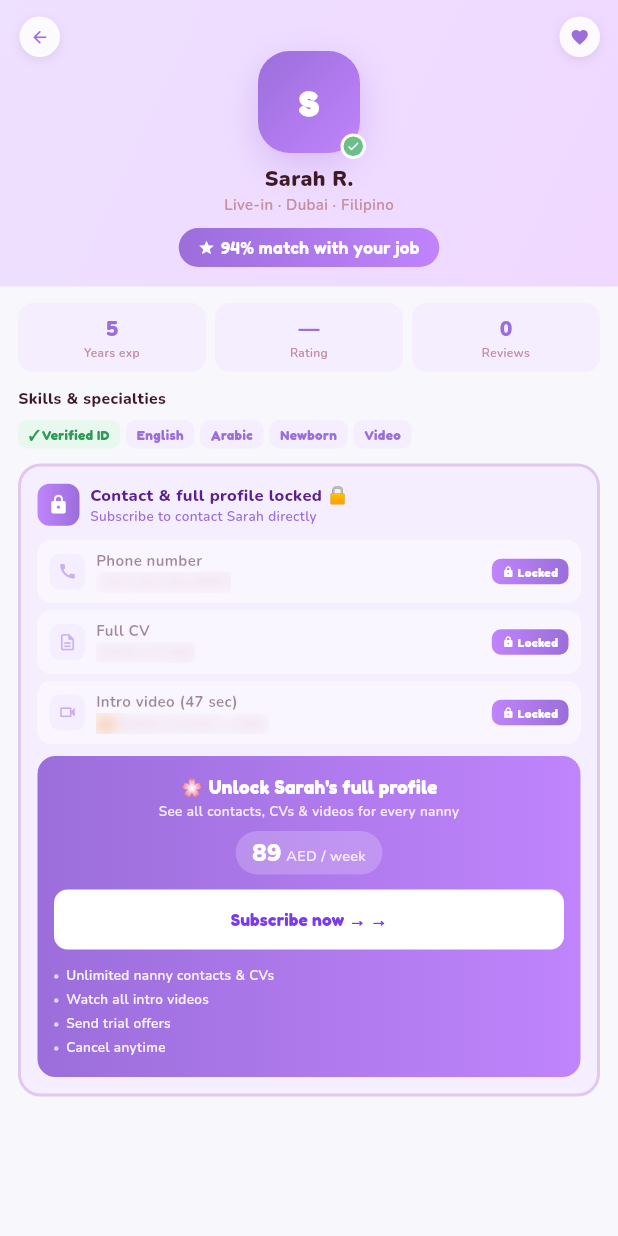
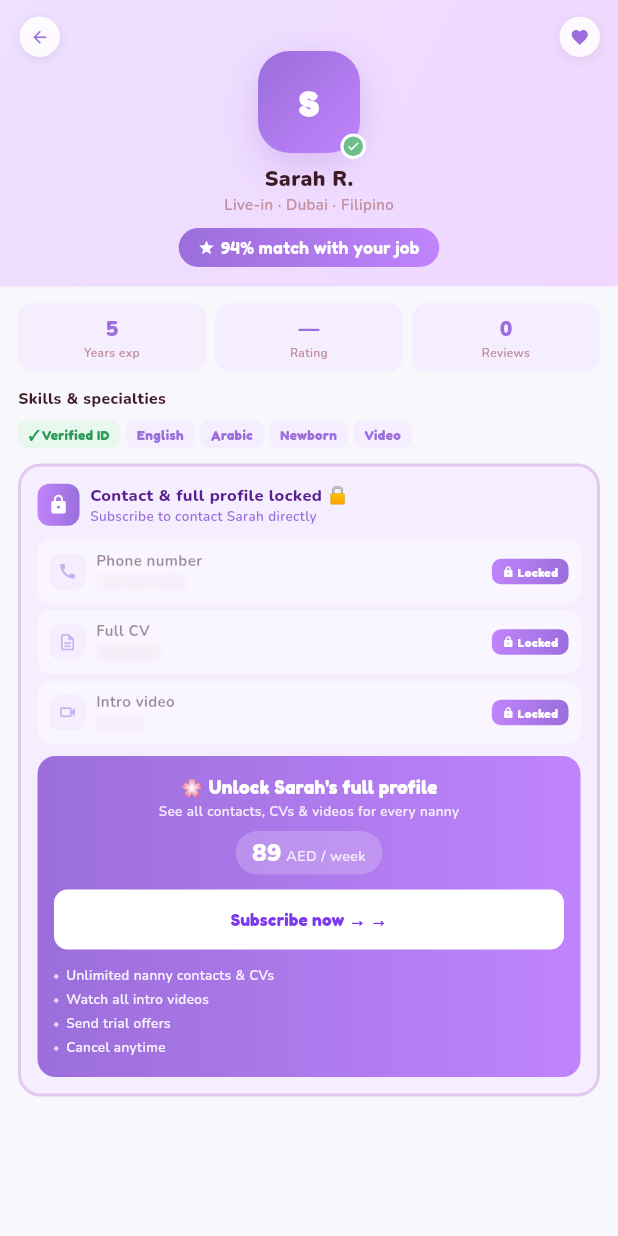
Before and after one commit to WaseemMirzaa/kafi, a Flutter app: the ProfileLockedScreen screen opened by its route, on a phone screen of 412 x 824 dp. Run offline on Flutter 3.47's test engine with Material 3 defaults, Android fonts, the phone set to English and light mode, and no system bars; our stand-ins replace cloud_firestore, cloud_functions, connectivity_plus, file_picker, firebase_auth, firebase_core and 11 more; accounts and stored records are empty.

Commit message:
polish: remove dead currentStep field, mask locked-preview values, localize trial-offer copy (Polish) (#91)
Audit Polish phase — cosmetic-only, no flow changes (per request). Of 38 Polish
findings, 32 would alter a flow (navigation, added/removed UI, behavior) and are
left untouched; 2 were already moot; these are the 3 pure-cosmetic ones (P21's
copy reword was dropped — the current "free views / see more profiles" wording is
already accurate, so there was nothing to change).

- P07: NannyProfileController.currentStep was an RxInt written 5× but never read
  (the step headers are static) — removed the dead field + its assignments.
- P24: the locked (blurred) nanny preview rows showed fabricated plausible values
  ('+971 50 234 5678', '<name>_CV.pdf', 'Intro video (47 sec)') that could read
  as the nanny's real leaked data. Replaced with neutral masked glyphs; the rows
  stay blurred and non-interactive.
- P30: the trial-offer info banner and the daily-rate 'e.g. 150' hint were
  hardcoded English — moved to AppStrings (trialOfferInfoBanner / trialOfferRateHint).


Claude-Session: https://claude.ai/code/session_01R6HmhD4i7vnEUZZUy5VfRt

Co-authored-by: Claude <noreply@anthropic.com>

```diff
--- a/kafi_app/lib/controllers/nanny_profile_controller.dart
+++ b/kafi_app/lib/controllers/nanny_profile_controller.dart
@@ -45,7 +45,6 @@ class NannyProfileController extends GetxController {
   final _uuid = const Uuid();
 
   final Rx<NannyModel?> nanny = Rx<NannyModel?>(null);
-  final RxInt currentStep = 1.obs;
   final RxBool isLoading = false.obs;
 
   /// The nanny's current employment status, surfaced as a card on her home:
@@ -505,7 +504,6 @@ class NannyProfileController extends GetxController {
         _closeEdit();
         return;
       }
-      currentStep.value = 2;
       Get.toNamed(Routes.nannyMedia);
     } catch (e) {
       Get.snackbar(AppStrings.errorTitle.tr, e.toString());
@@ -667,7 +665,6 @@ class NannyProfileController extends GetxController {
         _closeEdit();
         return;
       }
-      currentStep.value = 3;
       Get.toNamed(Routes.nannyExp);
     } catch (e) {
       Get.snackbar(AppStrings.errorTitle.tr, e.toString());
@@ -726,7 +723,6 @@ class NannyProfileController extends GetxController {
         _closeEdit();
         return;
       }
-      currentStep.value = 4;
       Get.toNamed(Routes.nannyRefs);
     } catch (e) {
       Get.snackbar(AppStrings.errorTitle.tr, e.toString());
@@ -792,7 +788,6 @@ class NannyProfileController extends GetxController {
         _closeEdit();
         return;
       }
-      currentStep.value = 5;
       Get.toNamed(Routes.nannyDocs);
     } catch (e) {
       Get.snackbar(AppStrings.errorTitle.tr, e.toString());
--- a/kafi_app/lib/l10n/app_strings.dart
+++ b/kafi_app/lib/l10n/app_strings.dart
@@ -384,6 +384,8 @@ abstract class AppStrings {
   static const trialOfferTo = 'trial_offer_to';
   static const trialOfferDuration = 'trial_offer_duration';
   static const trialOfferRate = 'trial_offer_rate';
+  static const trialOfferRateHint = 'trial_offer_rate_hint';
+  static const trialOfferInfoBanner = 'trial_offer_info_banner';
   static const trialOfferStart = 'trial_offer_start';
   static const trialOfferType = 'trial_offer_type';
   static const trialOfferNotes = 'trial_offer_notes';
--- a/kafi_app/lib/l10n/locales/en_us.dart
+++ b/kafi_app/lib/l10n/locales/en_us.dart
@@ -514,6 +514,8 @@ const Map<String, String> enUs = {
   AppStrings.trialOfferTo: 'Sending trial offer to',
   AppStrings.trialOfferDuration: 'Trial Duration',
   AppStrings.trialOfferRate: 'Daily Rate (AED)',
+  AppStrings.trialOfferRateHint: 'e.g. 150',
+  AppStrings.trialOfferInfoBanner: 'Trials are paid and arranged directly with the nanny. Set the details below and send your offer — the nanny can accept or counter.',
   AppStrings.trialOfferStart: 'Start Date',
   AppStrings.trialOfferType: 'Trial Type',
   AppStrings.trialOfferNotes: 'Additional Notes',
--- a/kafi_app/lib/views/family/profile_locked_screen.dart
+++ b/kafi_app/lib/views/family/profile_locked_screen.dart
@@ -103,9 +103,11 @@ class ProfileLockedScreen extends StatelessWidget {
             ],
           ),
           const SizedBox(height: 9),
-          _lockedRow(Icons.call, KafiColors.purL, KafiColors.pur, 'Phone number', '+971 50 234 5678'),
-          _lockedRow(Icons.description_outlined, KafiColors.purL, KafiColors.pur, 'Full CV', '${firstName}_CV.pdf'),
-          _lockedRow(Icons.videocam_outlined, KafiColors.purL, KafiColors.pur, 'Intro video (47 sec)', '▶ Watch $firstName\'s video'),
+          // Neutral masked glyphs behind the blur — no fabricated phone/CV/length
+          // that could read as the nanny's real (leaked) data (P24).
+          _lockedRow(Icons.call, KafiColors.purL, KafiColors.pur, 'Phone number', '••• ••• ••••'),
+          _lockedRow(Icons.description_outlined, KafiColors.purL, KafiColors.pur, 'Full CV', '••••••••'),
+          _lockedRow(Icons.videocam_outlined, KafiColors.purL, KafiColors.pur, 'Intro video', '••••••'),
           const SizedBox(height: 3),
           _subBox(firstName),
         ],
--- a/kafi_app/lib/views/family/trial_offer_screen.dart
+++ b/kafi_app/lib/views/family/trial_offer_screen.dart
@@ -38,8 +38,7 @@ class TrialOfferScreen extends GetView<TrialController> {
             const SizedBox(height: 12),
             _infoBanner(
               icon: '🤝',
-              text:
-                  'Trials are paid and arranged directly with the nanny. Set the details below and send your offer — the nanny can accept or counter.',
+              text: AppStrings.trialOfferInfoBanner.tr,
             ),
             const SizedBox(height: 12),
             _detailsSection(),
@@ -182,7 +181,7 @@ class TrialOfferScreen extends GetView<TrialController> {
         const SizedBox(height: 10),
         KafiTextField(
           label: '${AppStrings.trialOfferRate.tr} (AED / day)',
-          hint: 'e.g. 150',
+          hint: AppStrings.trialOfferRateHint.tr,
           keyboardType: TextInputType.number,
           purple: true,
           onChanged: (v) => controller.dailyRate.value = int.tryParse(v) ?? 0,
```
